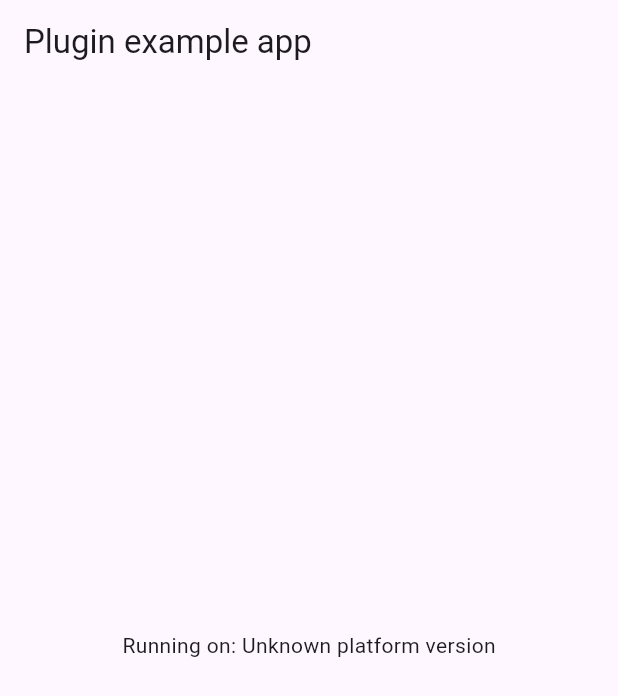
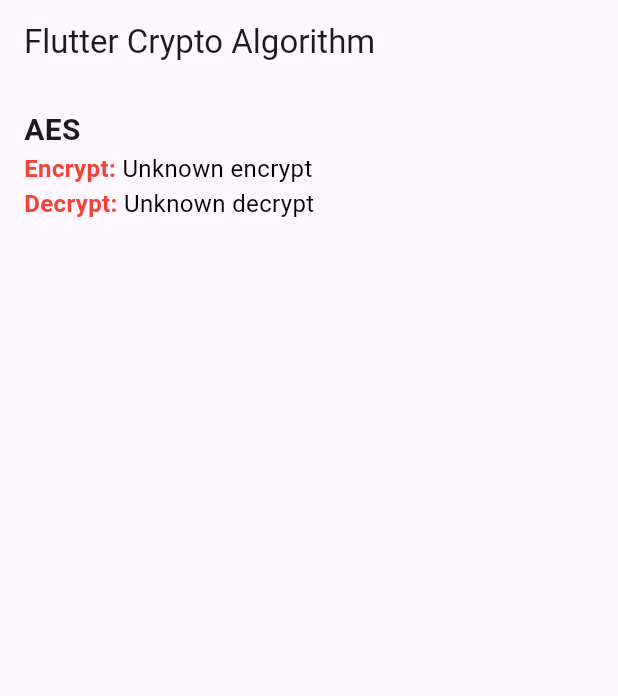
Before and after one commit to LamNguyen17/flutter_crypto_algorithm, a Flutter app: the screen it shows after launch, on a phone screen of 412 x 824 dp. Shown: the top 696 px of the screen. Run offline on Flutter 3.47's test engine with Material 3 defaults, Android fonts, the phone set to English and light mode, and no system bars; our stand-ins replace plugin_platform_interface.

```diff
--- a/example/lib/main.dart
+++ b/example/lib/main.dart
@@ -1,7 +1,7 @@
+import 'dart:async';
 import 'package:flutter/material.dart';
-import 'dart:async';
+import 'package:flutter/services.dart';
 
-import 'package:flutter/services.dart';
 import 'package:flutter_crypto_algorithm/flutter_crypto_algorithm.dart';
 
 void main() {
@@ -16,34 +16,36 @@ class MyApp extends StatefulWidget {
 }
 
 class _MyAppState extends State<MyApp> {
-  String _platformVersion = 'Unknown';
+  String _encrypt = 'Unknown';
+  String _decrypt = 'Unknown';
   final _flutterCryptoAlgorithmPlugin = FlutterCryptoAlgorithm();
 
   @override
   void initState() {
     super.initState();
-    initPlatformState();
+    crypto();
   }
 
   // Platform messages are asynchronous, so we initialize in an async method.
-  Future<void> initPlatformState() async {
-    String platformVersion;
-    // Platform messages may fail, so we use a try/catch PlatformException.
-    // We also handle the message potentially returning null.
+  Future<void> crypto() async {
+    String encrypt;
+    String decrypt;
     try {
-      platformVersion =
-          await _flutterCryptoAlgorithmPlugin.getPlatformVersion() ?? 'Unknown platform version';
+      encrypt =
+          await _flutterCryptoAlgorithmPlugin.encrypt('Hello123', 'Hello') ??
+              'Unknown encrypt';
+      decrypt = await _flutterCryptoAlgorithmPlugin.decrypt(encrypt, 'Hello') ??
+          'Unknown decrypt';
     } on PlatformException {
-      platformVersion = 'Failed to get platform version.';
+      encrypt = 'Failed encrypt.';
+      decrypt = 'Failed decrypt.';
     }
 
-    // If the widget was removed from the tree while the asynchronous platform
-    // message was in flight, we want to discard the reply rather than calling
-    // setState to update our non-existent appearance.
     if (!mounted) return;
 
     setState(() {
-      _platformVersion = platformVersion;
+      _encrypt = encrypt;
+      _decrypt = decrypt;
     });
   }
 
@@ -52,12 +54,61 @@ class _MyAppState extends State<MyApp> {
     return MaterialApp(
       home: Scaffold(
         appBar: AppBar(
-          title: const Text('Plugin example app'),
+          title: const Text('Flutter Crypto Algorithm'),
         ),
-        body: Center(
-          child: Text('Running on: $_platformVersion\n'),
+        body: SingleChildScrollView(
+          child: Column(
+            children: [
+              Section(title: 'AES', children: [
+                _buildText('Encrypt: ', _encrypt),
+                _buildText('Decrypt: ', _decrypt),
+              ]),
+            ],
+          ),
         ),
       ),
     );
   }
+
+  Widget _buildText(String label, String value) {
+    return Text.rich(
+          overflow: TextOverflow.ellipsis,
+          maxLines: 2,
+          TextSpan(
+            text: label,
+            style: const TextStyle(fontSize: 16, fontWeight: FontWeight.bold, color: Colors.red),
+            children: [
+              TextSpan(
+                text: value,
+                style: const TextStyle(
+                    fontSize: 16, fontWeight: FontWeight.normal, color: Colors.black),
+              ),
+            ],
+          ),
+        );
+  }
 }
+
+class Section extends StatelessWidget {
+  final String title;
+  final List<Widget> children;
+
+  const Section({super.key, required this.title, required this.children});
+
+  @override
+  Widget build(BuildContext context) {
+    return Padding(
+      padding: const EdgeInsets.all(16.0),
+      child: Column(
+        crossAxisAlignment: CrossAxisAlignment.start,
+        children: [
+          Text(
+            title,
+            style: const TextStyle(fontSize: 20, fontWeight: FontWeight.bold),
+          ),
+          ...children,
+        ],
+      ),
+    );
+  }
+}
--- a/lib/flutter_crypto_algorithm.dart
+++ b/lib/flutter_crypto_algorithm.dart
@@ -1,8 +1,13 @@
-
 import 'flutter_crypto_algorithm_platform_interface.dart';
 
 class FlutterCryptoAlgorithm {
-  Future<String?> getPlatformVersion() {
-    return FlutterCryptoAlgorithmPlatform.instance.getPlatformVersion();
+  Future<String?> encrypt(String value, String privateKey, {String? ivKey}) {
+    return FlutterCryptoAlgorithmPlatform.instance
+        .encrypt(value, privateKey, ivKey);
+  }
+
+  Future<String?> decrypt(String value, String privateKey, {String? ivKey}) {
+    return FlutterCryptoAlgorithmPlatform.instance
+        .decrypt(value, privateKey, ivKey);
   }
 }
--- a/lib/flutter_crypto_algorithm_method_channel.dart
+++ b/lib/flutter_crypto_algorithm_method_channel.dart
@@ -10,8 +10,28 @@ class MethodChannelFlutterCryptoAlgorithm extends FlutterCryptoAlgorithmPlatform
   final methodChannel = const MethodChannel('flutter_crypto_algorithm');
 
   @override
-  Future<String?> getPlatformVersion() async {
-    final version = await methodChannel.invokeMethod<String>('getPlatformVersion');
-    return version;
+  Future<String?> encrypt(String value, String privateKey, String? ivKey) async {
+    try {
+      return await methodChannel.invokeMethod('encrypt', {
+        'value': value,
+        'privateKey': privateKey,
+        'ivKey': ivKey,
+      });
+    } catch (e) {
+      return null;
+    }
+  }
+
+  @override
+  Future<String?> decrypt(String value, String privateKey, String? ivKey) async {
+    try {
+      return await methodChannel.invokeMethod('decrypt', {
+        'value': value,
+        'privateKey': privateKey,
+        'ivKey': ivKey,
+      });
+    } catch (e) {
+      return null;
+    }
   }
 }
--- a/lib/flutter_crypto_algorithm_platform_interface.dart
+++ b/lib/flutter_crypto_algorithm_platform_interface.dart
@@ -23,7 +23,11 @@ abstract class FlutterCryptoAlgorithmPlatform extends PlatformInterface {
     _instance = instance;
   }
 
-  Future<String?> getPlatformVersion() {
-    throw UnimplementedError('platformVersion() has not been implemented.');
+  Future<String?> encrypt(String value, String privateKey, String? ivKey) {
+    throw UnimplementedError('encrypt(value, privateKey, ivKey?) has not been implemented.');
+  }
+
+  Future<String?> decrypt(String value, String privateKey, String? ivKey) {
+    throw UnimplementedError('decrypt(value, privateKey, ivKey?) has not been implemented.');
   }
 }
```
Also changed, not shown: 5 other files.
